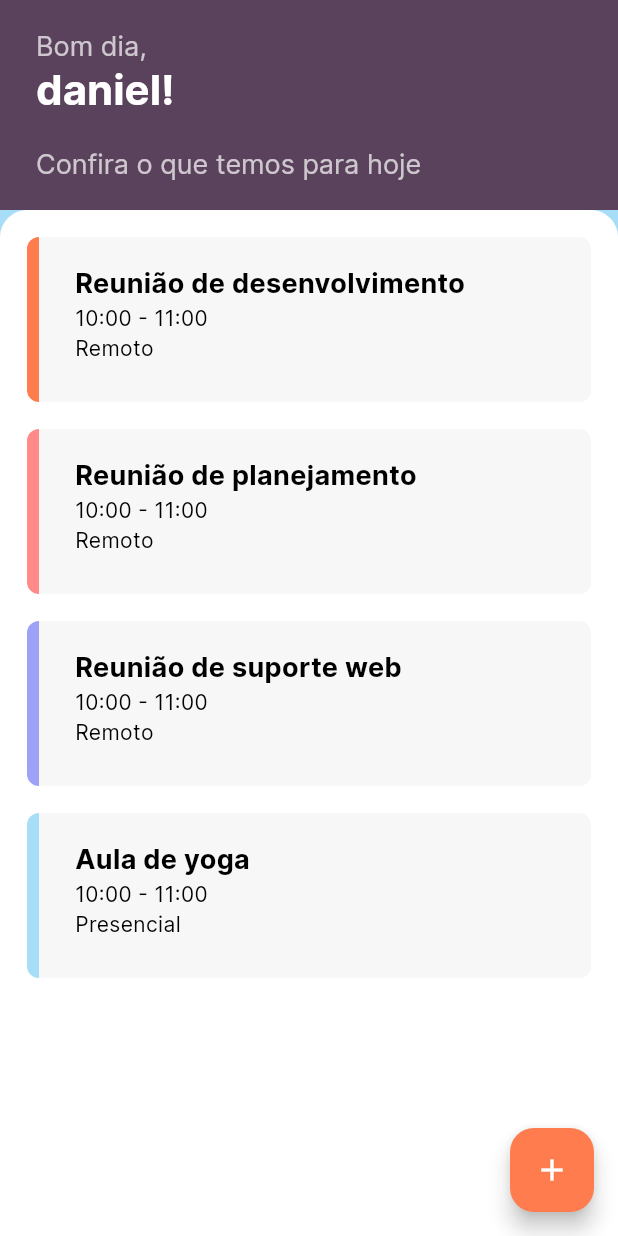
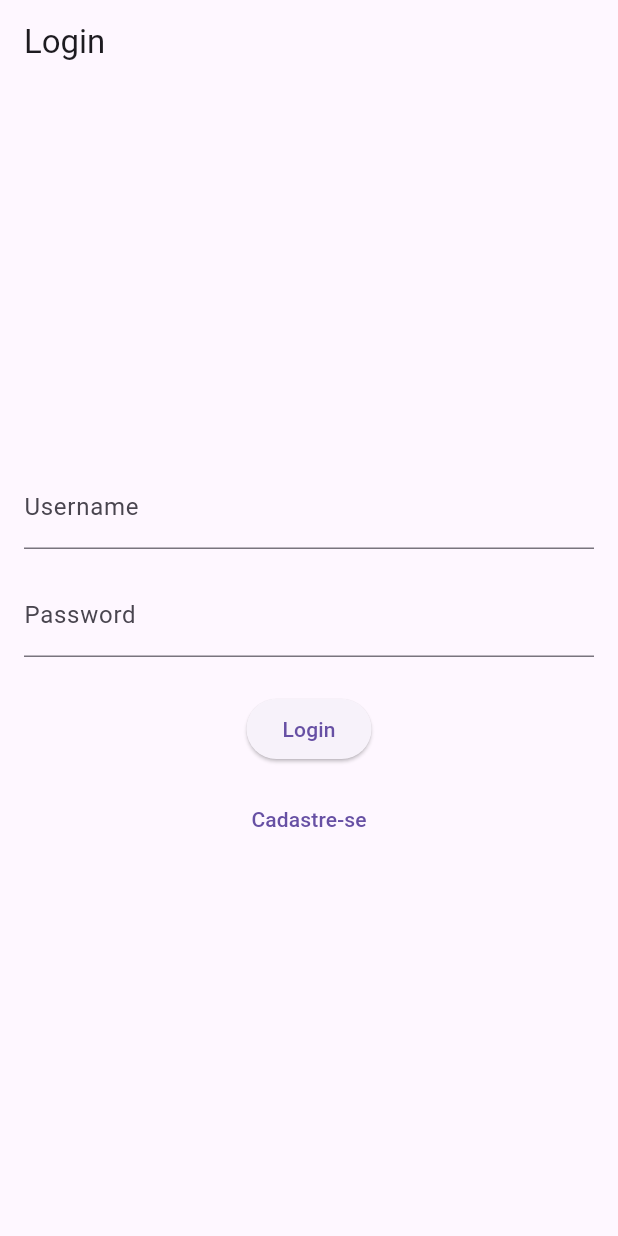
Before and after one commit to morgixin/planner, a Flutter app: the screen it shows after launch, on a phone screen of 412 x 824 dp. Run offline on Flutter 3.47's test engine with Material 3 defaults, Android fonts, the phone set to English and light mode, and no system bars; our stand-ins replace sqflite; accounts and stored records are empty.

Commit message:
comeco do código da implementação do banco de dados

```diff
--- a/lib/colors.dart
+++ /dev/null
@@ -1,18 +0,0 @@
-import 'package:flutter/material.dart';
-
-ColorScheme colorScheme(context) {
-  return const ColorScheme(
-    brightness: Brightness.light,
-    primary: Color.fromRGBO(255, 124, 78, 1),
-    onPrimary: Colors.white,
-    secondary: Color.fromRGBO(255, 138, 136, 1),
-    onSecondary: Colors.black,
-    tertiary: Color.fromRGBO(156, 162, 248, 1),
-    onTertiary: Colors.black,
-    error: Color.fromRGBO(255, 124, 78, 1),
-    onError: Colors.white,
-    background: Color.fromRGBO(90, 66, 92, 1),
-    onBackground: Colors.white,
-    surface: Color.fromRGBO(167, 221, 246, 1),
-    onSurface: Colors.black);
-}
--- a/lib/main.dart
+++ b/lib/main.dart
@@ -1,24 +1,18 @@
 import 'package:flutter/material.dart';
-import 'colors.dart';
-import 'pages/Home.dart';
+import 'database/database_helper.dart';
+import 'telas/login_screen.dart';
 
-void main() {
-  runApp(const MyApp());
+void main() async {
+  WidgetsFlutterBinding.ensureInitialized();
+  await DatabaseHelper().initDatabase();
+  runApp(MyApp());
 }
 
 class MyApp extends StatelessWidget {
-  const MyApp({super.key});
-
   @override
   Widget build(BuildContext context) {
     return MaterialApp(
-      title: 'Planner',
-      theme: ThemeData(
-        colorScheme: colorScheme(context),
-        fontFamily: 'Inter',
-        useMaterial3: true,
-      ),
-      home: const MyHomePage(title: 'Planner Home Page'),
+      home: LoginScreen(),
     );
   }
 }
--- a/lib/pages/Home.dart
+++ /dev/null
@@ -1,56 +0,0 @@
-import 'package:flutter/material.dart';
-import 'package:planner/pages/widgets/Tasks.dart';
-
-class MyHomePage extends StatefulWidget {
-  const MyHomePage({super.key, required this.title});
-  final String title;
-
-  @override
-  State<MyHomePage> createState() => _MyHomePageState();
-}
-
-class _MyHomePageState extends State<MyHomePage> {
-  int _counter = 0;
-
-  void _incrementCounter() {
-    setState(() {
-      _counter++;
-    });
-  }
-
-  @override
-  Widget build(BuildContext context) {
-    return Scaffold(
-      appBar: AppBar(
-        backgroundColor: Theme.of(context).colorScheme.background,
-        toolbarHeight: 140,
-        title: Padding(
-          padding: const EdgeInsets.all(8.0),
-          child: Column(
-            crossAxisAlignment: CrossAxisAlignment.start,
-            children: [
-              const Text("Bom dia,", style: TextStyle(
-                  color: Color.fromRGBO(255, 255, 255, 0.7),
-                  fontWeight: FontWeight.normal,
-                  fontSize: 18),),
-              Text("daniel!", style: TextStyle(
-                  color: Theme.of(context).colorScheme.onBackground,
-                  fontWeight: FontWeight.bold,
-                  fontSize: 28),),
-              const SizedBox(height: 20,),
-              const Text("Confira o que temos para hoje", style: TextStyle(
-                  color: Color.fromRGBO(255, 255, 255, 0.7),
-                  fontSize: 18),)
-            ],
-                ),
-        ),),
-      body:
-        Tasks(context),
-      floatingActionButton: FloatingActionButton(
-        onPressed: _incrementCounter,
-        tooltip: 'Increment',
-        child: const Icon(Icons.add),
-      ),
-    );
-  }
-}
--- a/lib/pages/widgets/Tasks.dart
+++ /dev/null
@@ -1,30 +0,0 @@
-import 'package:flutter/material.dart';
-import 'package:planner/pages/widgets/Task.dart';
-
-Widget Tasks(context) {
-  List<List<String>> list = [
-    ['0', 'Reunião de desenvolvimento', '10:00 - 11:00', 'Remoto'],
-    ['1', 'Reunião de planejamento', '10:00 - 11:00', 'Remoto'],
-    ['2', 'Reunião de suporte web', '10:00 - 11:00', 'Remoto'],
-    ['3', 'Aula de yoga', '10:00 - 11:00', 'Presencial'],
-  ];
-
-  return Container(
-    decoration: const BoxDecoration(color: Colors.white,
-      borderRadius:
-        BorderRadius.only(
-          topLeft: Radius.circular(18),
-          topRight: Radius.circular(18),),
-      ),
-    child: Center (
-      child: ListView.builder(
-        itemCount: list.length,
-        itemBuilder: (context, index) {
-          return Padding(
-            padding: const EdgeInsets.only(left:18, right:18, top:18),
-            child: Task(list[index], context),
-          );
-        }),
-    ),
-  );
-}
--- /dev/null
+++ b/lib/telas/login_screen.dart
@@ -0,0 +1,85 @@
+// Em lib/telas/login_screen.dart
+
+import 'package:flutter/material.dart';
+import '../database/database_helper.dart'; // Ajuste o caminho de importação
+import 'cadastro_screen.dart';
+
+class LoginScreen extends StatefulWidget {
+  @override
+  _LoginScreenState createState() => _LoginScreenState();
+}
+
+class _LoginScreenState extends State<LoginScreen> {
+  final TextEditingController _usernameController = TextEditingController();
+  final TextEditingController _passwordController = TextEditingController();
+  final DatabaseHelper _databaseHelper =
+      DatabaseHelper(); // Ajuste o caminho de importação
+
+  @override
+  Widget build(BuildContext context) {
+    return Scaffold(
+      appBar: AppBar(
+        title: Text('Login'),
+      ),
+      body: Padding(
+        padding: EdgeInsets.all(16.0),
+        child: Column(
+          mainAxisAlignment: MainAxisAlignment.center,
+          children: [
+            TextField(
+              controller: _usernameController,
+              decoration: InputDecoration(labelText: 'Username'),
+            ),
+            SizedBox(height: 16.0),
+            TextField(
+              controller: _passwordController,
+              obscureText: true,
+              decoration: InputDecoration(labelText: 'Password'),
+            ),
+            SizedBox(height: 24.0),
+            ElevatedButton(
+              onPressed: () async {
+                final username = _usernameController.text;
+                final password = _passwordController.text;
+                final isValidUser =
+                    await _databaseHelper.isValidUser(username, password);
+
+                if (isValidUser) {
+                  print('Login bem-sucedido!');
+                } else {
+                  showDialog(
+                    context: context,
+                    builder: (context) => AlertDialog(
+                      title: Text('Login Inválido'),
+                      content:
+                          Text('Usuário ou senha incorretos. Tente novamente.'),
+                      actions: [
+                        TextButton(
+                          onPressed: () {
+                            Navigator.of(context).pop();
+                          },
+                          child: Text('OK'),
+                        ),
+                      ],
+                    ),
+                  );
+                }
+              },
+              child: Text('Login'),
+            ),
+            SizedBox(height: 12.0),
+            TextButton(
+              onPressed: () {
+                Navigator.push(
+                  context,
+                  MaterialPageRoute(builder: (context) => CadastroScreen()),
+                );
+              },
+              child: Text('Cadastre-se'),
+            ),
+          ],
+        ),
+      ),
+    );
+  }
+}
```
Also changed, not shown: lib/database/database_helper.dart (added, +73 -0 lines), lib/helper/task_helper.dart (deleted, +0 -96 lines), lib/model/Task.dart (deleted, +0 -48 lines), lib/pages/widgets/Task.dart (deleted, +0 -66 lines), lib/telas/cadastro_screen.dart (added, +74 -0 lines), pubspec.yaml (+4 -12 lines), fonts/Inter.ttf (deleted), lib/helper/account_helper.dart (deleted), lib/model/Board.dart (deleted), pubspec.lock, 17 other files.
